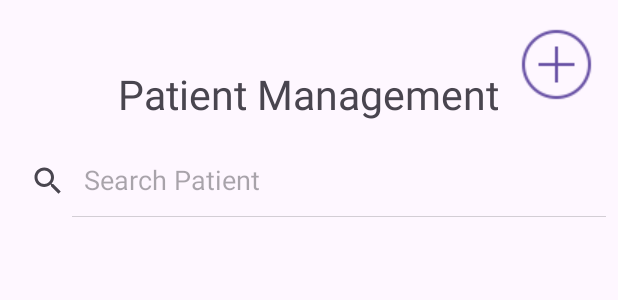
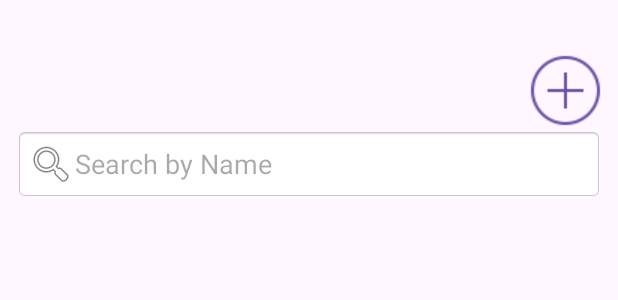
Before and after one commit to leshanLC/Health-Connect, an Android app: the layout activity_patient_management.xml on its own in the app's theme, with its tools: preview values and no code run, on a phone screen of 412 x 824 dp. Shown: the top 300 px of the screen. Run offline under Robolectric (Android 15) with nearby library versions, the phone set to English and light mode, and no system bars.

Commit message:
Adding Patient Management functionlality and UI changes

```diff
--- a/app/src/main/res/layout/activity_patient_management.xml
+++ b/app/src/main/res/layout/activity_patient_management.xml
@@ -1,62 +1,37 @@
-<?xml version="1.0" encoding="utf-8"?>
-<androidx.constraintlayout.widget.ConstraintLayout xmlns:android="http://schemas.android.com/apk/res/android"
-    xmlns:app="http://schemas.android.com/apk/res-auto"
-    xmlns:tools="http://schemas.android.com/tools"
-    android:id="@+id/main"
+<LinearLayout xmlns:android="http://schemas.android.com/apk/res/android"
     android:layout_width="match_parent"
     android:layout_height="match_parent"
-    tools:context=".PatientManagement">
+    android:orientation="vertical"
+    android:padding="10dp">
 
-    <!-- List View from which data is to be searched -->
+    <RelativeLayout
+        android:layout_width="match_parent"
+        android:layout_height="wrap_content">
 
-    <TextView
-        android:id="@+id/textView"
-        android:layout_width="wrap_content"
-        android:layout_height="wrap_content"
-        android:text="@string/tvPatientManagement"
-        android:textSize="27sp"
-        app:layout_constraintBottom_toBottomOf="parent"
-        app:layout_constraintEnd_toEndOf="parent"
-        app:layout_constraintHorizontal_bias="0.496"
-        app:layout_constraintStart_toStartOf="parent"
-        app:layout_constraintTop_toTopOf="parent"
-        app:layout_constraintVertical_bias="0.056" />
+        <Button
+            android:id="@+id/btnAddPatient"
+            android:layout_width="50dp"
+            android:layout_height="50dp"
+            android:layout_alignParentTop="true"
+            android:layout_alignParentEnd="true"
+            android:background="@drawable/plus_icon"
+            android:layout_marginTop="25dp"
+            android:textColor="@android:color/white" />
 
-    <SearchView
-        android:id="@+id/svPatients"
+    </RelativeLayout>
+
+    <EditText
+        android:id="@+id/edtSearchPatient"
         android:layout_width="match_parent"
         android:layout_height="wrap_content"
-        android:queryHint="@string/searchHint"
-        android:iconifiedByDefault="false"
-        app:layout_constraintBottom_toBottomOf="@+id/slPatients"
-        app:layout_constraintEnd_toEndOf="parent"
-        app:layout_constraintStart_toStartOf="parent"
-        app:layout_constraintTop_toTopOf="parent"
-        app:layout_constraintVertical_bias="0.131" />
+        android:background="@android:drawable/editbox_background_normal"
+        android:drawableStart="@android:drawable/ic_menu_search"
+        android:hint="Search by Name"
+        android:padding="8dp" />
 
-    <ListView
-        android:id="@+id/slPatients"
-        android:layout_width="416dp"
-        android:layout_height="571dp"
-        android:layout_below="@id/svPatients"
-        app:layout_constraintBottom_toBottomOf="parent"
-        app:layout_constraintEnd_toEndOf="parent"
-        app:layout_constraintHorizontal_bias="1.0"
-        app:layout_constraintStart_toStartOf="parent"
-        app:layout_constraintTop_toTopOf="parent"
-        app:layout_constraintVertical_bias="0.85" />
-
-    <Button
-        android:id="@+id/btnPlus"
-        android:layout_width="50dp"
-        android:layout_height="50dp"
-        android:background="@drawable/plus_icon"
-        android:contentDescription="@string/tvAddPatients"
-        app:layout_constraintBottom_toBottomOf="parent"
-        app:layout_constraintEnd_toEndOf="parent"
-        app:layout_constraintHorizontal_bias="0.955"
-        app:layout_constraintStart_toStartOf="parent"
-        app:layout_constraintTop_toTopOf="parent"
-        app:layout_constraintVertical_bias="0.023" />
-
-</androidx.constraintlayout.widget.ConstraintLayout>
+    <androidx.recyclerview.widget.RecyclerView
+        android:id="@+id/recyclerViewPatients"
+        android:layout_width="match_parent"
+        android:layout_height="match_parent"
+        android:layout_marginTop="8dp" />
+</LinearLayout>
--- a/app/src/main/res/values/strings.xml
+++ b/app/src/main/res/values/strings.xml
@@ -23,4 +23,7 @@
     <string name="diagnosis"> Enter Diagnosis </string>
     <string name="treatments"> Enter Treatments </string>
     <string name="btnGender"> Gender </string>
+    <string name="viewPatient"> View Patient </string>
+    <string name="modifyPatient"> Modify Patient </string>
+    <string name="deletePatient"> Delete Patient </string>
 </resources>
```
Also changed, not shown: app/src/main/java/com/example/healthconnect/PatientManagement.java (+73 -2 lines).
